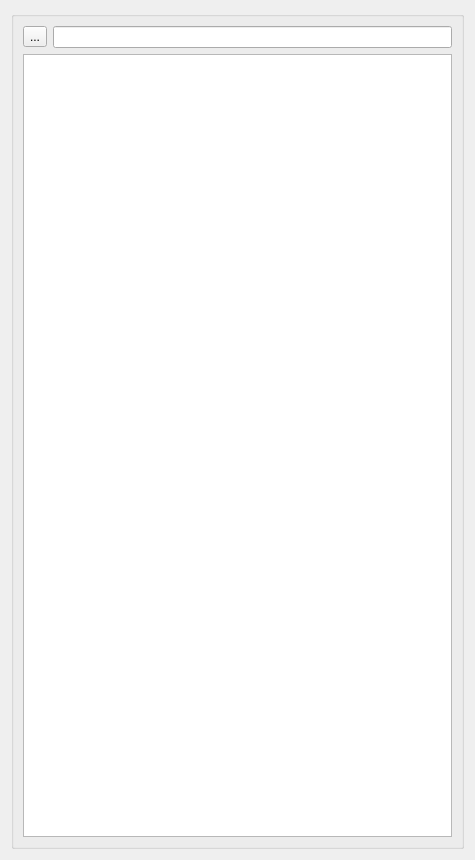
Old version of the form ui/a2ctrl/a2module_list.ui in the repository ewerybody/a2.
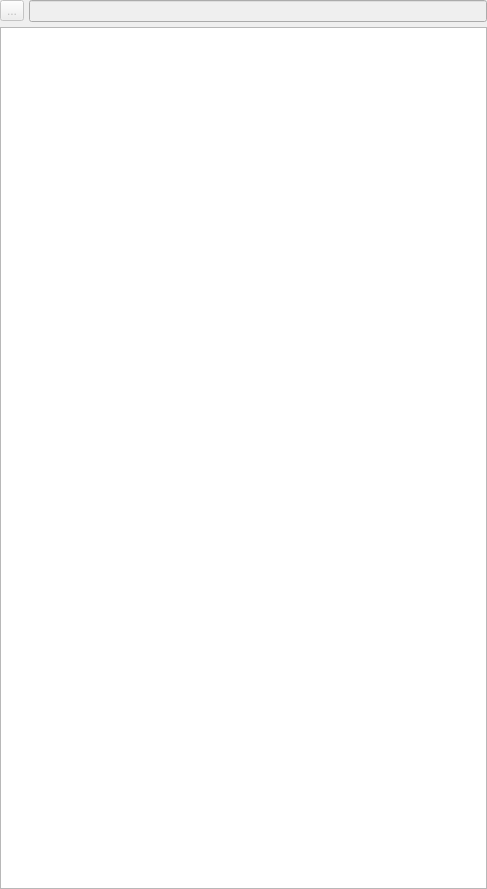
New version of the form.

Commit message: got rid of super fat borders in ui ... wip

```diff
--- a/ui/a2ctrl/a2module_list.ui
+++ b/ui/a2ctrl/a2module_list.ui
@@ -6,31 +6,41 @@
    <rect>
     <x>0</x>
     <y>0</y>
-    <width>475</width>
-    <height>860</height>
+    <width>487</width>
+    <height>889</height>
    </rect>
   </property>
   <property name="windowTitle">
    <string>Form</string>
   </property>
   <layout class="QVBoxLayout" name="module_list_layout">
-   <item>
-    <widget class="QGroupBox" name="module_box">
-     <property name="title">
-      <string/>
-     </property>
-     <layout class="QVBoxLayout" name="verticalLayout">
+   <property name="spacing">
+    <number>5</number>
+   </property>
+   <property name="margin">
+    <number>0</number>
+   </property>
       <item>
        <layout class="QHBoxLayout" name="horizontalLayout">
+     <property name="spacing">
+      <number>5</number>
+     </property>
         <item>
          <widget class="QToolButton" name="toolButton">
+       <property name="enabled">
+        <bool>false</bool>
+       </property>
           <property name="text">
            <string>...</string>
           </property>
          </widget>
         </item>
         <item>
-         <widget class="QLineEdit" name="lineEdit"/>
+      <widget class="QLineEdit" name="lineEdit">
+       <property name="enabled">
+        <bool>false</bool>
+       </property>
+      </widget>
         </item>
        </layout>
       </item>
@@ -51,9 +61,6 @@
         <property name="sortingEnabled">
          <bool>true</bool>
         </property>
-       </widget>
-      </item>
-     </layout>
     </widget>
    </item>
   </layout>
```
Lines whose indentation alone changed are shown as unchanged. The commit also changes 3 other files.
